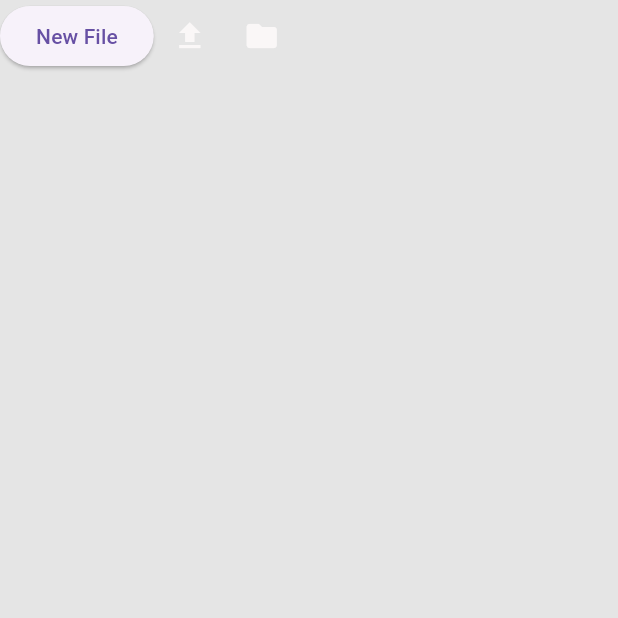
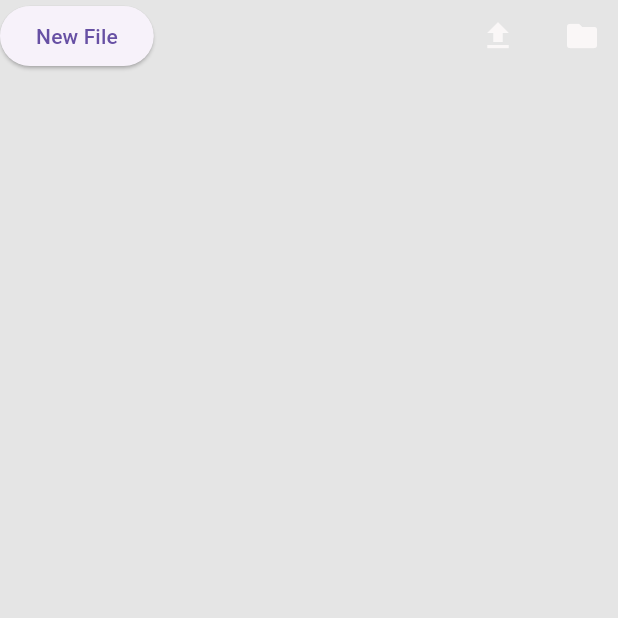
Before and after one commit to Cykeek/flutter_development, a Flutter app: the screen it shows after launch, on a phone screen of 412 x 824 dp, the top half of it. Run offline on Flutter 3.47's test engine with Material 3 defaults, Android fonts, the phone set to English and light mode, and no system bars.

Commit message:
homescreen: Allign the icons to have space between them
- add 8px space between icons

Signed-off-by: Cykeek <cykeek@proton.me>

```diff
--- a/lib/screens/home_screen.dart
+++ b/lib/screens/home_screen.dart
@@ -16,11 +16,13 @@ class _HomeScreenState extends State<HomeScreen> {
       body: Column(
         children: [
           Row(
+            mainAxisAlignment: MainAxisAlignment.spaceBetween,
             children: [
               _mainButton(() => null, 'New File'),
               Row(
                 children: [
                   _actionButton(() => null, Icons.file_upload),
+                  const SizedBox(width: 8),
                   _actionButton(() => null, Icons.folder),
                 ],
               )
```
